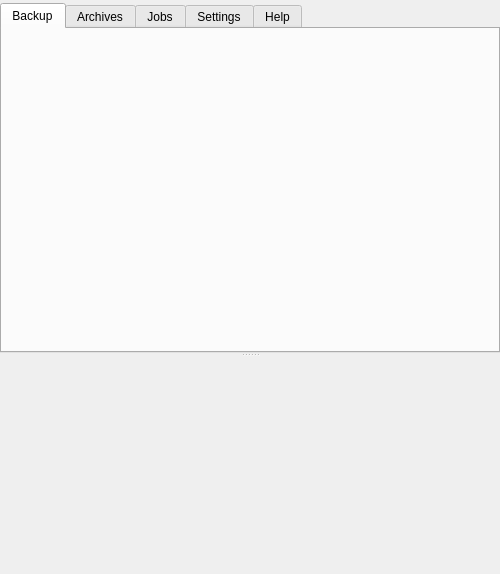
Tarsnap/tarsnap-gui, file forms/mainwindow.ui: the form before one commit.
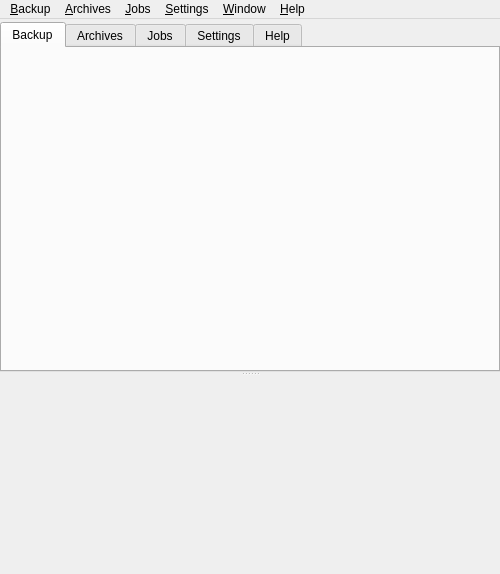
The form after the commit. Icons and pictures are not drawn. Custom widgets are drawn as their Qt base class.

Commit message: MainWindow: move QMenuBar into the form

The edit to the form file:
```diff
--- a/forms/mainwindow.ui
+++ b/forms/mainwindow.ui
@@ -197,6 +197,90 @@
     </item>
    </layout>
   </widget>
+  <widget class="QMenuBar" name="menuBar">
+   <property name="geometry">
+    <rect>
+     <x>0</x>
+     <y>0</y>
+     <width>500</width>
+     <height>20</height>
+    </rect>
+   </property>
+   <widget class="QMenu" name="menu_Backup">
+    <property name="title">
+     <string>&amp;Backup</string>
+    </property>
+    <addaction name="actionBrowseItems"/>
+    <addaction name="actionAddFiles"/>
+    <addaction name="actionAddDirectory"/>
+    <addaction name="actionClearList"/>
+    <addaction name="separator"/>
+    <addaction name="actionBackupNow"/>
+    <addaction name="actionBackupMorphIntoJob"/>
+   </widget>
+   <widget class="QMenu" name="menu_Archives">
+    <property name="title">
+     <string>&amp;Archives</string>
+    </property>
+    <addaction name="actionInspect"/>
+    <addaction name="actionRestore"/>
+    <addaction name="actionDelete"/>
+    <addaction name="separator"/>
+    <addaction name="actionRefresh"/>
+    <addaction name="actionFilterArchives"/>
+   </widget>
+   <widget class="QMenu" name="menu_Jobs">
+    <property name="title">
+     <string>&amp;Jobs</string>
+    </property>
+    <addaction name="actionJobInspect"/>
+    <addaction name="actionJobRestore"/>
+    <addaction name="actionJobDelete"/>
+    <addaction name="separator"/>
+    <addaction name="actionJobBackup"/>
+    <addaction name="actionBackupAllJobs"/>
+    <addaction name="actionAddJob"/>
+    <addaction name="actionFilterJobs"/>
+   </widget>
+   <widget class="QMenu" name="menu_Settings">
+    <property name="title">
+     <string>&amp;Settings</string>
+    </property>
+    <addaction name="actionRefreshAccount"/>
+    <addaction name="actionStopTasks"/>
+    <addaction name="separator"/>
+    <addaction name="actionSettings"/>
+   </widget>
+   <widget class="QMenu" name="menu_Window">
+    <property name="title">
+     <string>&amp;Window</string>
+    </property>
+    <addaction name="actionMinimize"/>
+    <addaction name="actionZoom"/>
+    <addaction name="actionFullScreen"/>
+    <addaction name="separator"/>
+    <addaction name="actionGoBackup"/>
+    <addaction name="actionGoArchives"/>
+    <addaction name="actionGoJobs"/>
+    <addaction name="actionGoSettings"/>
+    <addaction name="actionGoHelp"/>
+    <addaction name="actionShowJournal"/>
+   </widget>
+   <widget class="QMenu" name="menu_Help">
+    <property name="title">
+     <string>&amp;Help</string>
+    </property>
+    <addaction name="actionTarsnapWebsite"/>
+    <addaction name="separator"/>
+    <addaction name="actionAbout"/>
+   </widget>
+   <addaction name="menu_Backup"/>
+   <addaction name="menu_Archives"/>
+   <addaction name="menu_Jobs"/>
+   <addaction name="menu_Settings"/>
+   <addaction name="menu_Window"/>
+   <addaction name="menu_Help"/>
+  </widget>
   <action name="actionRefresh">
    <property name="icon">
     <iconset resource="../resources/resources.qrc">
```
The commit also changes 1 other file.
